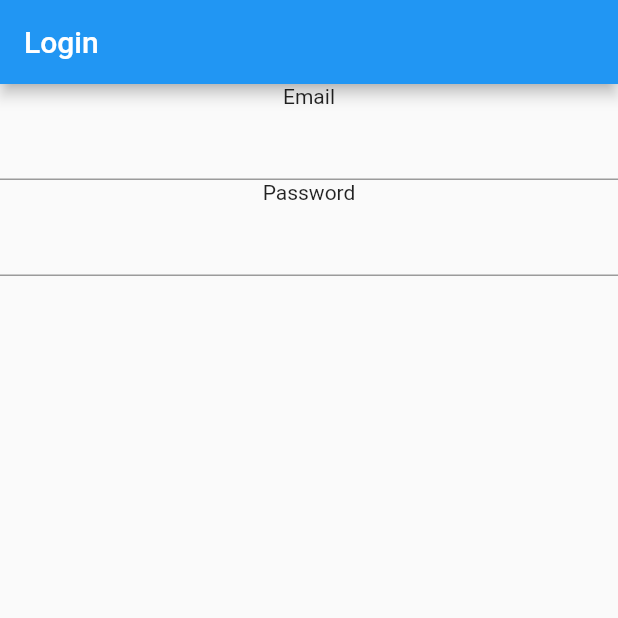
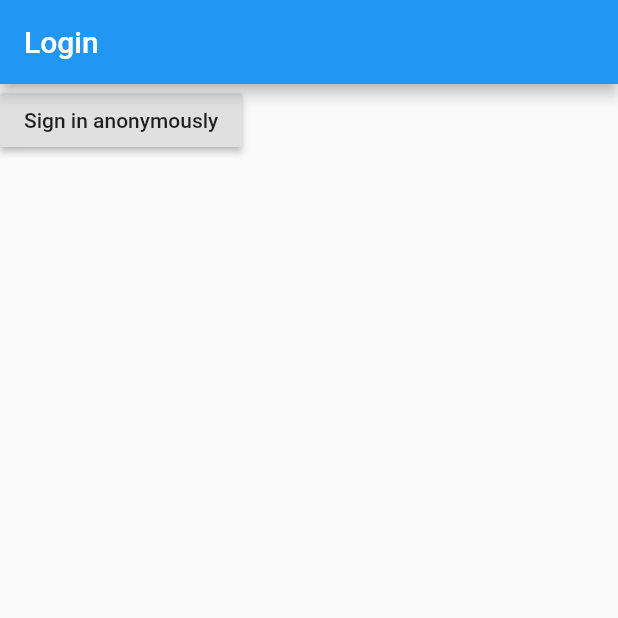
Before and after one commit to RuadhanMulcahy/Pet_Meal_Tracker, a Flutter app: the screen it shows after launch, on a phone screen of 412 x 824 dp, the top half of it. Run offline on Flutter 3.47's test engine with Material 2 defaults, Android fonts, the phone set to English and light mode, and no system bars; our stand-ins replace cloud_firestore, firebase_auth; accounts and stored records are empty.

Commit message:
Added anonymous sign in.

```diff
--- /dev/null
+++ b/lib/Models/user.dart
@@ -0,0 +1,7 @@
+class User {
+
+  final String uid;
+
+  User({ this.uid });
+
+}
--- a/lib/Views/Login/login.dart
+++ b/lib/Views/Login/login.dart
@@ -1,4 +1,6 @@
+import 'package:Pet_Meal_Tracker/Views/authWrapper.dart';
 import "package:flutter/material.dart";
+import "package:Pet_Meal_Tracker/Services/auth.dart";
 
 class Login extends StatefulWidget {
   @override
@@ -6,6 +8,9 @@ class Login extends StatefulWidget {
 }
 
 class _LoginState extends State<Login> {
+
+  final Auth _auth = Auth();
+
   @override
   Widget build(BuildContext context) {
     return Scaffold(
@@ -14,15 +19,18 @@ class _LoginState extends State<Login> {
         ),
       body: Column(
         children: [
-          Text('Email'),
-          TextFormField(
-
-          ),
-          Text('Password'),
-          TextFormField(
-            obscureText: true,
-
-          ),
+          RaisedButton(
+            onPressed: () async {
+              dynamic result = await _auth.signInAnonymous();
+              if( result== null) {
+                print("Sign in error.");
+              } else {
+                print('Sign in successful');
+                print(result.uid);
+              }
+            },
+            child: Text('Sign in anonymously')
+          )
         ],
       )
     );
--- a/lib/Views/Tracker/mealListWidget.dart
+++ b/lib/Views/Tracker/mealListWidget.dart
@@ -1,7 +1,7 @@
 import 'package:cloud_firestore/cloud_firestore.dart';
 import 'package:flutter/material.dart';
 import 'package:Pet_Meal_Tracker/DateTime/dateTimeHandler.dart';
-import 'package:Pet_Meal_Tracker/Database/datahandler.dart';
+import 'package:Pet_Meal_Tracker/Services/datahandler.dart';
 
 Widget listTile(context, data) {
 
--- a/lib/Views/Tracker/trackerView.dart
+++ b/lib/Views/Tracker/trackerView.dart
@@ -1,5 +1,5 @@
 import 'package:flutter/material.dart';
-import 'package:Pet_Meal_Tracker/Database/datahandler.dart';
+import 'package:Pet_Meal_Tracker/Services/datahandler.dart';
 import 'package:Pet_Meal_Tracker/Views/tracker/mealListWidget.dart';
 
 class Tracker extends StatefulWidget {
--- a/lib/Views/authWrapper.dart
+++ b/lib/Views/authWrapper.dart
@@ -1,3 +1,4 @@
+import 'package:Pet_Meal_Tracker/Views/Login/login.dart';
 import 'package:Pet_Meal_Tracker/Views/home/home.dart';
 import 'package:flutter/material.dart';
 
@@ -5,6 +6,6 @@ class AuthWrapper extends StatelessWidget {
   @override
   Widget build(BuildContext context) {
 
-    return Home();
+    return Login();
   }
 }
--- a/lib/main.dart
+++ b/lib/main.dart
@@ -1,7 +1,5 @@
-import 'package:Pet_Meal_Tracker/Views/Login/login.dart';
 import 'package:Pet_Meal_Tracker/Views/authWrapper.dart';
 import 'package:flutter/material.dart';
-import 'package:Pet_Meal_Tracker/Views/tracker/trackerView.dart';
 
 void main() => runApp(MyApp());
 
@@ -9,7 +7,7 @@ class MyApp extends StatelessWidget {
   @override
   Widget build(BuildContext context) {
     return MaterialApp(
-      home: Login()
+      home: AuthWrapper()
     );
   }
 }
--- a/pubspec.yaml
+++ b/pubspec.yaml
@@ -25,6 +25,7 @@ dependencies:
     sdk: flutter
   firebase_core: ^0.4.0+9
   cloud_firestore: ^0.13.4+2
+  firebase_auth: ^0.14.0+5
 
 
   # The following adds the Cupertino Icons font to your application.
```
Also changed, not shown: lib/Services/auth.dart (added, +42 -0 lines), lib/Services/datahandler.dart (renamed from lib/Database/datahandler.dart), pubspec.lock.
